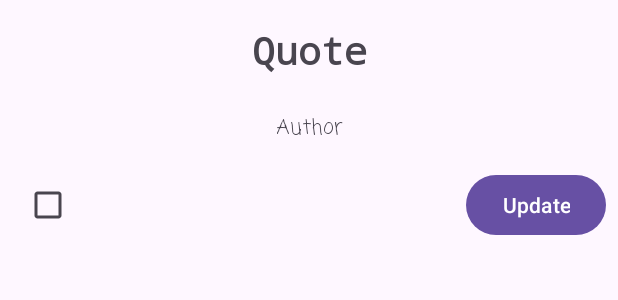
After one commit to Abdelilah-Falih/miniProjet03, an Android app: the layout quote_item.xml on its own in the app's theme, with its tools: preview values and no code run, on a phone screen of 412 x 824 dp. The commit adds this screen. Shown: the top 300 px of the screen. Run offline under Robolectric (Android 15) with nearby library versions, the phone set to English and light mode, and no system bars.

Commit message:
task 06 :  -> add quotes in code to the database using RoomDatabase and show it in a recycler view with different colors

```diff
--- a/app/build.gradle
+++ b/app/build.gradle
@@ -40,4 +40,9 @@ dependencies {
     androidTestImplementation 'androidx.test.ext:junit:1.1.3'
     androidTestImplementation 'androidx.test.espresso:espresso-core:3.4.0'
     implementation 'com.github.bumptech.glide:glide:4.15.1'
+
+    def room_version = "2.5.2"
+
+    implementation "androidx.room:room-runtime:$room_version"
+    annotationProcessor "androidx.room:room-compiler:$room_version"
 }
--- a/app/src/main/AndroidManifest.xml
+++ b/app/src/main/AndroidManifest.xml
@@ -3,7 +3,7 @@
     xmlns:tools="http://schemas.android.com/tools">
 
     <uses-permission android:name="android.permission.ACCESS_NETWORK_STATE" />
-    <uses-permission android:name="android.permission.INTERNET"/>
+    <uses-permission android:name="android.permission.INTERNET" />
 
     <application
         android:allowBackup="true"
@@ -15,6 +15,9 @@
         android:supportsRtl="true"
         android:theme="@style/Theme.MyApplication"
         tools:targetApi="31">
+        <activity
+            android:name=".Database.MyQuotes"
+            android:exported="false" />
         <activity
             android:name=".ManageQuotes"
             android:exported="false" />
--- a/app/src/main/res/layout/activity_manage_quotes.xml
+++ b/app/src/main/res/layout/activity_manage_quotes.xml
@@ -7,7 +7,7 @@
     tools:context=".ManageQuotes">
 
     <Button
-        android:id="@+id/button"
+        android:id="@+id/btn_go"
         android:layout_width="0dp"
         android:layout_height="wrap_content"
         android:layout_marginStart="8dp"
--- /dev/null
+++ b/app/src/main/res/layout/quote_item.xml
@@ -0,0 +1,56 @@
+<?xml version="1.0" encoding="utf-8"?>
+<androidx.constraintlayout.widget.ConstraintLayout xmlns:android="http://schemas.android.com/apk/res/android"
+    xmlns:app="http://schemas.android.com/apk/res-auto"
+    xmlns:tools="http://schemas.android.com/tools"
+    android:layout_width="match_parent"
+    android:layout_height="wrap_content"
+    android:layout_marginBottom="15dp">
+
+    <TextView
+        android:id="@+id/tv_quote"
+        android:layout_width="0dp"
+        android:layout_height="wrap_content"
+        android:layout_marginStart="8dp"
+        android:layout_marginTop="16dp"
+        android:layout_marginEnd="8dp"
+        android:fontFamily="monospace"
+        android:gravity="center"
+        android:text="Quote"
+        android:textSize="25dp"
+        android:textStyle="bold"
+        app:layout_constraintEnd_toEndOf="parent"
+        app:layout_constraintStart_toStartOf="parent"
+        app:layout_constraintTop_toTopOf="parent" />
+
+    <TextView
+        android:id="@+id/tv_author"
+        android:layout_width="wrap_content"
+        android:layout_height="wrap_content"
+        android:layout_marginTop="24dp"
+        android:fontFamily="casual"
+        android:text="Author"
+        app:layout_constraintEnd_toEndOf="@+id/tv_quote"
+        app:layout_constraintStart_toStartOf="@+id/tv_quote"
+        app:layout_constraintTop_toBottomOf="@+id/tv_quote" />
+
+    <Button
+        android:id="@+id/btn_update"
+        android:layout_width="wrap_content"
+        android:layout_height="wrap_content"
+        android:layout_marginTop="16dp"
+        android:layout_marginEnd="8dp"
+        android:layout_marginBottom="16dp"
+        android:text="Update"
+        app:layout_constraintBottom_toBottomOf="parent"
+        app:layout_constraintEnd_toEndOf="parent"
+        app:layout_constraintTop_toBottomOf="@+id/tv_author" />
+
+    <CheckBox
+        android:id="@+id/cb_select"
+        android:layout_width="wrap_content"
+        android:layout_height="wrap_content"
+        android:layout_marginStart="8dp"
+        app:layout_constraintBottom_toBottomOf="@+id/btn_update"
+        app:layout_constraintStart_toStartOf="parent"
+        app:layout_constraintTop_toTopOf="@+id/btn_update" />
+</androidx.constraintlayout.widget.ConstraintLayout>
```
Also changed, not shown: app/src/main/java/com/example/myapplication/Database/MyQuotes.java (added, +42 -0 lines), app/src/main/java/com/example/myapplication/Database/Quote.java (added, +58 -0 lines), app/src/main/java/com/example/myapplication/Database/QuoteDao.java (added, +26 -0 lines), app/src/main/java/com/example/myapplication/Database/QuoteDatabase.java (added, +24 -0 lines), app/src/main/java/com/example/myapplication/ManageQuotes.java (+44 -4 lines), app/src/main/java/com/example/myapplication/QuotesAdapter.java (added, +75 -0 lines), app/src/main/res/layout/activity_my_quotes.xml (added, +21 -0 lines), app/src/main/res/values/colors.xml (+45 -0 lines).
